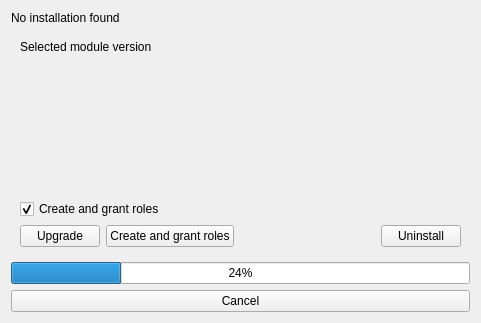
First picture: the form in oqtopus/ui/module_widget.ui, repository opengisch/oqtopus, before the edit.
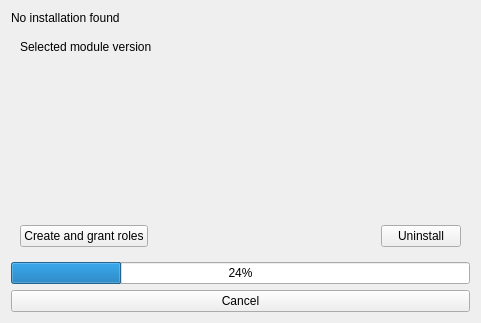
Second picture: the form after the edit. The open tabs and pages were chosen to show the change. Custom widgets are drawn as their Qt base class.

Commit message: decouple maintain/upgrade

```diff
--- a/oqtopus/ui/module_widget.ui
+++ b/oqtopus/ui/module_widget.ui
@@ -131,13 +131,6 @@
           </widget>
          </item>
          <item row="1" column="1">
-          <widget class="QPushButton" name="moduleInfo_roles_pushButton">
-           <property name="text">
-            <string>Create and grant roles</string>
-           </property>
-          </widget>
-         </item>
-         <item row="1" column="2">
           <spacer name="horizontalSpacer">
            <property name="orientation">
             <enum>Qt::Horizontal</enum>
@@ -184,6 +177,61 @@
        </item>
       </layout>
      </widget>
+     <widget class="QWidget" name="moduleInfo_stackedWidget_pageMaintain">
+      <layout class="QGridLayout" name="gridLayout_11">
+       <item row="5" column="0" colspan="4">
+        <layout class="QGridLayout" name="gridLayout_3">
+         <item row="1" column="2">
+          <widget class="QPushButton" name="uninstall_button_maintain">
+           <property name="text">
+            <string>Uninstall</string>
+           </property>
+          </widget>
+         </item>
+         <item row="1" column="0">
+          <widget class="QPushButton" name="moduleInfo_roles_pushButton">
+           <property name="text">
+            <string>Create and grant roles</string>
+           </property>
+          </widget>
+         </item>
+         <item row="1" column="1">
+          <spacer name="horizontalSpacer_2">
+           <property name="orientation">
+            <enum>Qt::Horizontal</enum>
+           </property>
+           <property name="sizeHint" stdset="0">
+            <size>
+             <width>40</width>
+             <height>20</height>
+            </size>
+           </property>
+          </spacer>
+         </item>
+        </layout>
+       </item>
+       <item row="0" column="0" colspan="4">
+        <widget class="QLabel" name="moduleInfo_selected_label_maintain">
+         <property name="text">
+          <string>Selected module version</string>
+         </property>
+        </widget>
+       </item>
+       <item row="2" column="0">
+        <spacer name="verticalSpacer_5">
+         <property name="orientation">
+          <enum>Qt::Vertical</enum>
+         </property>
+         <property name="sizeHint" stdset="0">
+          <size>
+           <width>20</width>
+           <height>40</height>
+          </size>
+         </property>
+        </spacer>
+       </item>
+      </layout>
+     </widget>
     </widget>
    </item>
   </layout>
```
Left out of the diff: 2 changed lines with no effect on the pictures. The commit also changes 1 other file.
